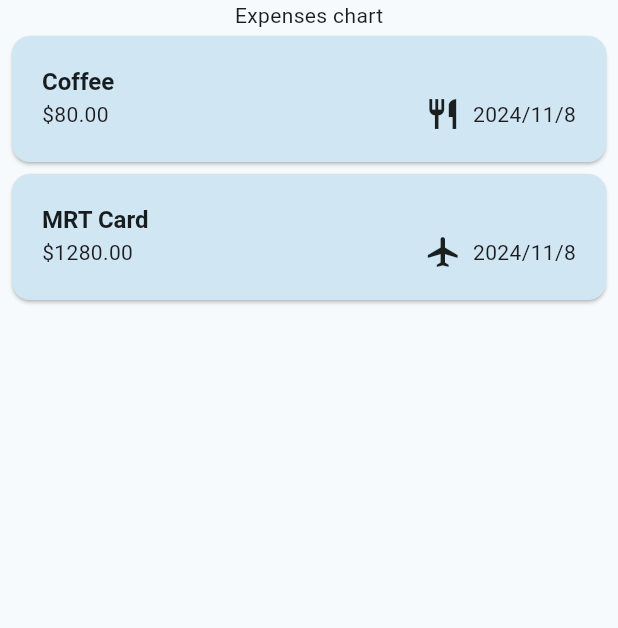
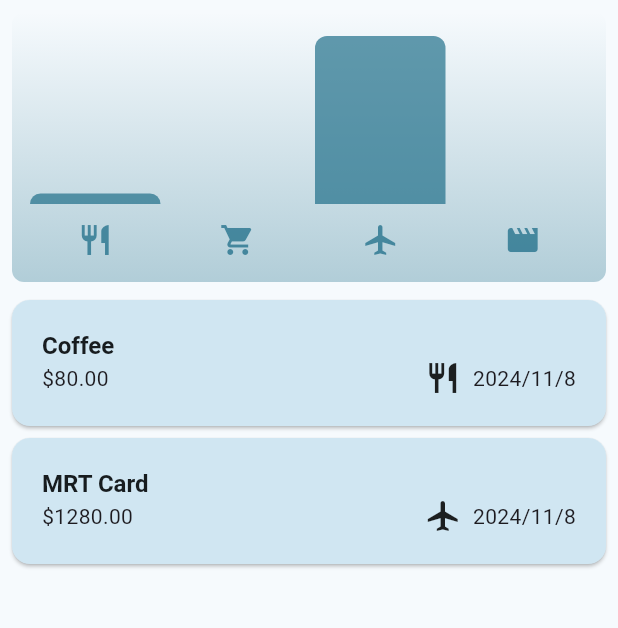
Before and after one commit to Ping-Hsuan-Yu/flutter_expense_tracker, a Flutter app: the screen it shows after launch, on a phone screen of 412 x 824 dp, the part 84-712 px from its top. Run offline on Flutter 3.47's test engine with Material 3 defaults, Android fonts, the phone set to English and light mode, and no system bars.

Commit message:
"Added ExpenseBucket class, modified main.dart to use const Expenses, and updated expenses.dart to include Chart widget"

```diff
--- a/lib/main.dart
+++ b/lib/main.dart
@@ -33,6 +33,6 @@ void main() {
               fontWeight: FontWeight.bold,
               fontSize: 16,
             ))),
-    home: Expenses(),
+    home: const Expenses(),
   ));
 }
--- a/lib/model/expense.dart
+++ b/lib/model/expense.dart
@@ -30,3 +30,28 @@ class Expense {
 
   String get formattedDate => formatter.format(date);
 }
+
+class ExpenseBucket {
+  final Category category;
+  final List<Expense> expenses;
+
+  const ExpenseBucket({
+    required this.category,
+    required this.expenses,
+  });
+
+  ExpenseBucket.forCategory(List<Expense> allExpenses, this.category)
+      : expenses = allExpenses
+            .where((expense) => expense.category == category)
+            .toList();
+
+  double get totalExpenses {
+    double sum = 0;
+
+    for (final expense in expenses) {
+      sum += expense.amount;
+    }
+
+    return sum;
+  }
+}
--- /dev/null
+++ b/lib/widget/chart/chart.dart
@@ -0,0 +1,96 @@
+import 'package:flutter/material.dart';
+
+import 'package:flutter_expense_tracker/widget/chart/chart_bar.dart';
+import 'package:flutter_expense_tracker/model/expense.dart';
+
+class Chart extends StatelessWidget {
+  const Chart({super.key, required this.expenses});
+
+  final List<Expense> expenses;
+
+  List<ExpenseBucket> get buckets {
+    return [
+      ExpenseBucket.forCategory(expenses, Category.food),
+      ExpenseBucket.forCategory(expenses, Category.shopping),
+      ExpenseBucket.forCategory(expenses, Category.travel),
+      ExpenseBucket.forCategory(expenses, Category.entertainment),
+    ];
+  }
+
+//取得最大值作為max height
+  double get maxTotalExpense {
+    double maxTotalExpense = 0;
+
+    for (final bucket in buckets) {
+      if (bucket.totalExpenses > maxTotalExpense) {
+        maxTotalExpense = bucket.totalExpenses;
+      }
+    }
+
+    return maxTotalExpense;
+  }
+
+  @override
+  Widget build(BuildContext context) {
+    final isDarkMode =
+        MediaQuery.of(context).platformBrightness == Brightness.dark;
+    return Container(
+      margin: const EdgeInsets.all(8),
+      padding: const EdgeInsets.symmetric(
+        vertical: 16,
+        horizontal: 8,
+      ),
+      width: double.infinity,
+      height: 180,
+      decoration: BoxDecoration(
+        borderRadius: BorderRadius.circular(8),
+        gradient: LinearGradient(
+          colors: [
+            Theme.of(context).colorScheme.primary.withOpacity(0.3),
+            Theme.of(context).colorScheme.primary.withOpacity(0.0)
+          ],
+          begin: Alignment.bottomCenter,
+          end: Alignment.topCenter,
+        ),
+      ),
+      child: Column(
+        children: [
+          Expanded(
+            child: Row(
+              crossAxisAlignment: CrossAxisAlignment.end,
+              children: [
+                for (final bucket in buckets) // alternative to map()
+                  ChartBar(
+                    fill: bucket.totalExpenses == 0
+                        ? 0
+                        : bucket.totalExpenses / maxTotalExpense,
+                  )
+              ],
+            ),
+          ),
+          const SizedBox(height: 12),
+          Row(
+            children: buckets
+                .map(
+                  (bucket) => Expanded(
+                    child: Padding(
+                      padding: const EdgeInsets.symmetric(horizontal: 4),
+                      child: Icon(
+                        categoryIcons[bucket.category],
+                        color: isDarkMode
+                            ? Theme.of(context).colorScheme.secondary
+                            : Theme.of(context)
+                                .colorScheme
+                                .primary
+                                .withOpacity(0.7),
+                      ),
+                    ),
+                  ),
+                )
+                .toList(),
+          )
+        ],
+      ),
+    );
+  }
+}
--- /dev/null
+++ b/lib/widget/chart/chart_bar.dart
@@ -0,0 +1,34 @@
+import 'package:flutter/material.dart';
+
+class ChartBar extends StatelessWidget {
+  const ChartBar({
+    super.key,
+    required this.fill,
+  });
+
+  final double fill;
+
+  @override
+  Widget build(BuildContext context) {
+    final isDarkMode =
+        MediaQuery.of(context).platformBrightness == Brightness.dark;
+    return Expanded(
+      child: Padding(
+        padding: const EdgeInsets.symmetric(horizontal: 4),
+        child: FractionallySizedBox(
+          heightFactor: fill,
+          child: DecoratedBox(
+            decoration: BoxDecoration(
+              shape: BoxShape.rectangle,
+              borderRadius:
+                  const BorderRadius.vertical(top: Radius.circular(8)),
+              color: isDarkMode
+                  ? Theme.of(context).colorScheme.secondary
+                  : Theme.of(context).colorScheme.primary.withOpacity(0.65),
+            ),
+          ),
+        ),
+      ),
+    );
+  }
+}
--- a/lib/widget/expenses.dart
+++ b/lib/widget/expenses.dart
@@ -1,4 +1,5 @@
 import 'package:flutter/material.dart';
+import 'package:flutter_expense_tracker/widget/chart/chart.dart';
 import 'package:flutter_expense_tracker/widget/expenses_list/expenses_list.dart';
 import 'package:flutter_expense_tracker/model/expense.dart';
 import 'package:flutter_expense_tracker/widget/new_expense.dart';
@@ -79,7 +80,10 @@ class _ExpensesState extends State<Expenses> {
         ],
       ),
       body: Column(
-        children: [const Text("Expenses chart"), Expanded(child: mainContent)],
+        children: [
+          Chart(expenses: _expensesList),
+          Expanded(child: mainContent)
+        ],
       ),
     );
   }
```
